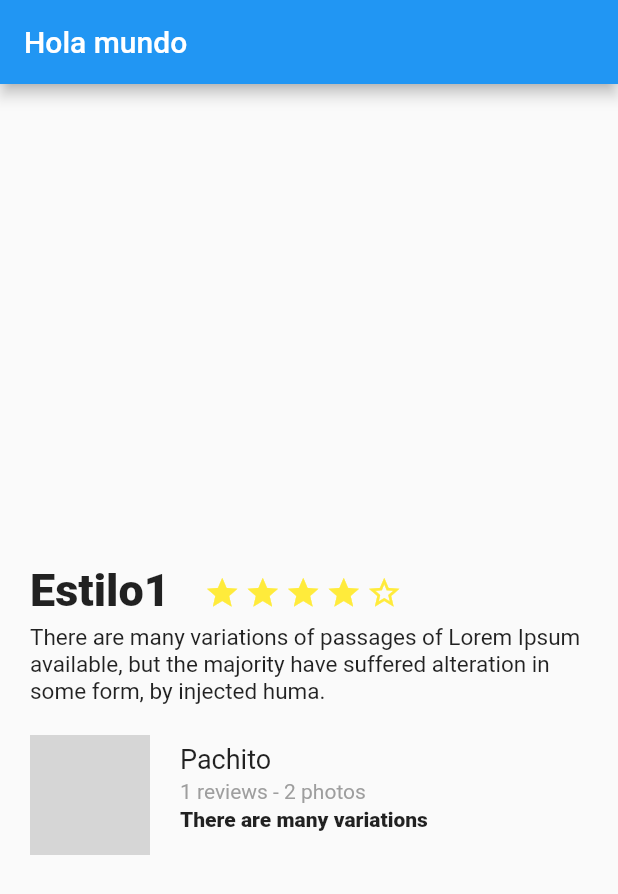
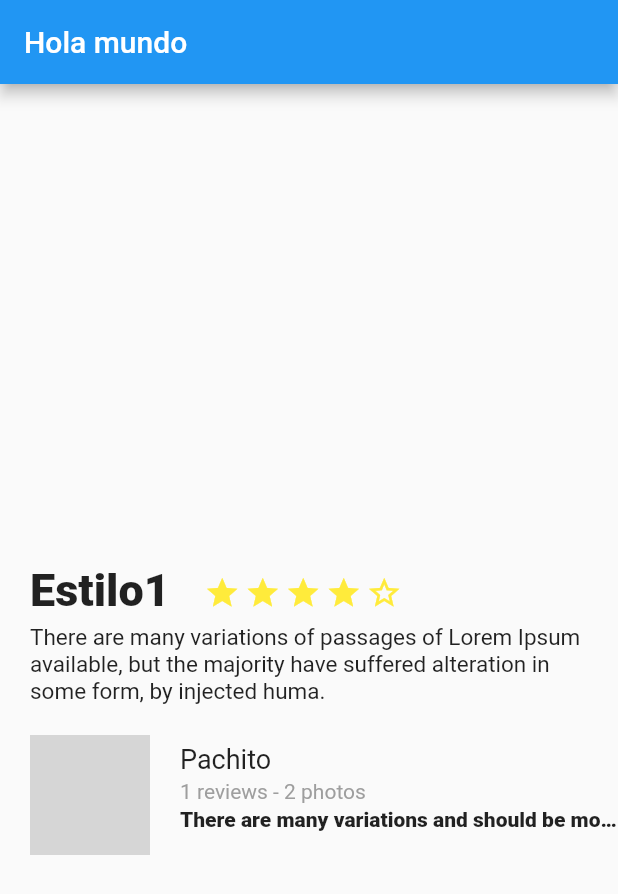
Before and after one commit to pacho950609/flutter_app, a Flutter app: the screen it shows after launch, on a phone screen of 412 x 824 dp. Shown: the top 894 px of the screen. Run offline on Flutter 3.47's test engine with Material 2 defaults, Android fonts, the phone set to English and light mode, and no system bars; network calls fail; grey boxes are pictures that could not be loaded.

Commit message:
fix overflow

```diff
--- a/lib/main.dart
+++ b/lib/main.dart
@@ -33,7 +33,7 @@ class MyApp extends StatelessWidget {
         ),
         body: Column(children: <Widget>[
           new DescriptionPlace('Estilo1','There are many variations of passages of Lorem Ipsum available, but the majority have suffered alteration in some form, by injected huma.',4),
-          new Review('Pachito',1,2,'There are many variations')
+          new Review('Pachito',1,2,'There are many variations and should be more and more')
         ],)
       ) //MyHomePage(title: 'Flutter Demo Home Page'),
     );
--- a/lib/review.dart
+++ b/lib/review.dart
@@ -56,7 +56,7 @@ class Review extends StatelessWidget {
 
     final reviewContainer = Container(
       child: Row(
-        children: <Widget>[image, userDetails],
+        children: <Widget>[image, Expanded(child: userDetails)],
       ),
     );
 
```
Also changed, not shown: 2 other files.
